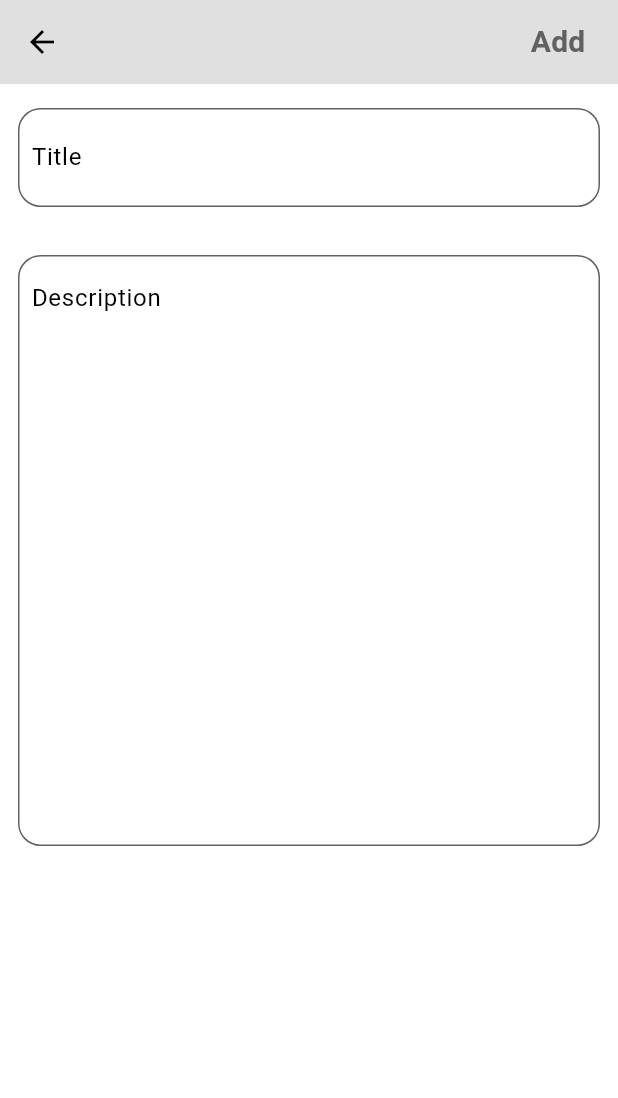
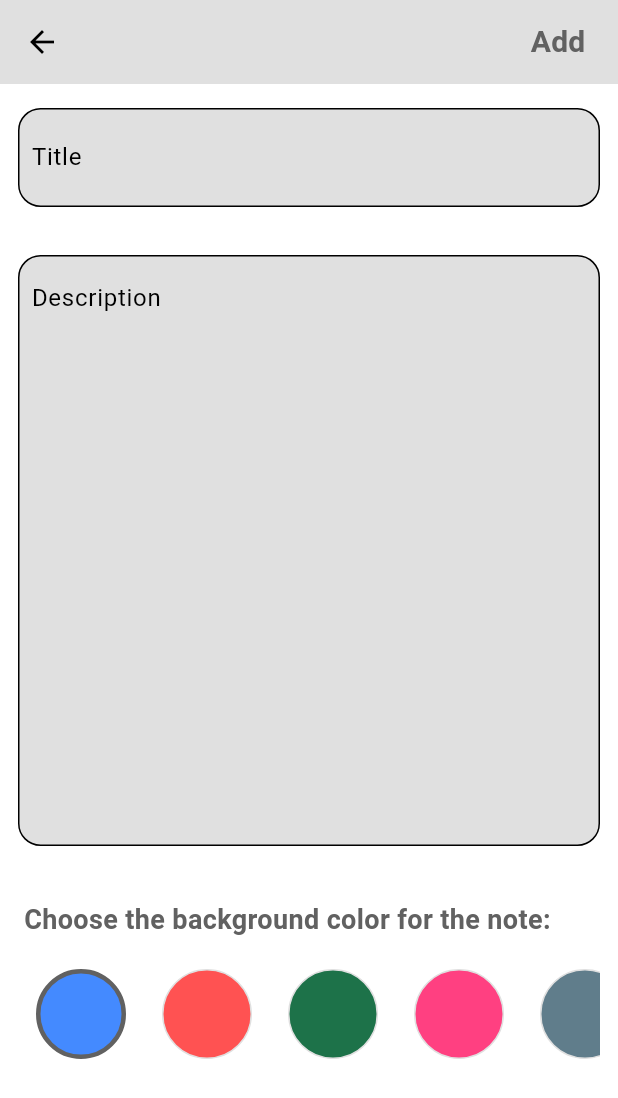
Before and after one commit to Aayush032/Notes_app, a Flutter app: the screen it shows after launch, after a tap on the "add" icon, on a phone screen of 412 x 824 dp. Shown: the top 1098 px of the screen. Run offline on Flutter 3.47's test engine with Material 3 defaults, Android fonts, the phone set to English and light mode, and no system bars; our stand-ins replace isar; accounts and stored records are empty; generated files the repository leaves out were written again.

Commit message:
Final commit

```diff
--- /dev/null
+++ b/lib/components/color_selector.dart
@@ -0,0 +1,81 @@
+import "package:flutter/material.dart";
+import "package:notes_app/theme/bg_provider.dart";
+import "package:provider/provider.dart";
+
+class CustomColorSelector extends StatefulWidget {
+  const CustomColorSelector({super.key});
+
+  @override
+  State<CustomColorSelector> createState() => _CustomColorSelectorState();
+}
+
+class _CustomColorSelectorState extends State<CustomColorSelector> {
+  int currentIndex = 0;
+  final List<Color> colorList = [
+    Colors.blueAccent,
+    Colors.redAccent,
+    const Color.fromARGB(255, 29, 114, 73),
+    Colors.pinkAccent,
+    Colors.blueGrey,
+    Colors.brown,
+  ];
+
+  @override
+  Widget build(BuildContext context) {
+    return Container(
+      margin: const EdgeInsets.symmetric(
+        horizontal: 12,
+      ),
+      width: double.infinity,
+      height: 100,
+      decoration: BoxDecoration(borderRadius: BorderRadius.circular(15)),
+      child: ListView.builder(
+          shrinkWrap: true,
+          scrollDirection: Axis.horizontal,
+          itemCount: colorList.length,
+          itemBuilder: (context, index) {
+            return InkWell(
+              borderRadius: BorderRadius.circular(50),
+              onTap: () {
+                currentIndex = index;
+                Provider.of<BackgroundProvider>(context,listen: false).changeColor(colorList[currentIndex]);
+                setState(() {});
+              },
+              child: ColorTile(
+                isActive: currentIndex == index,
+                bgColor: colorList[index],
+              ),
+            );
+          }),
+    );
+  }
+}
+
+class ColorTile extends StatelessWidget {
+  const ColorTile({
+    super.key,
+    //required this.colorList,
+    required this.isActive,
+    required this.bgColor,
+  });
+
+  // final List<Color> colorList;
+  final bool isActive;
+  final Color bgColor;
+
+  @override
+  Widget build(BuildContext context) {
+    return Container(
+      margin: const EdgeInsets.symmetric(horizontal: 12),
+      width: 60,
+      height: 60,
+      decoration: BoxDecoration(
+          color: bgColor,
+          shape: BoxShape.circle,
+          border: isActive
+              ? Border.all(color: Theme.of(context).colorScheme.inversePrimary, width: 3)
+              : Border.all(color: Theme.of(context).colorScheme.background),
+              ),
+    );
+  }
+}
--- a/lib/components/custom_textfield.dart
+++ b/lib/components/custom_textfield.dart
@@ -4,8 +4,9 @@ class CustomTextField extends StatelessWidget {
   final TextEditingController descriptionController;
   final String hintText;
   final int maxLines;
+  final Color bgColor;
 
-  const CustomTextField({super.key, required this.descriptionController, required this.hintText, required this.maxLines});
+  const CustomTextField({super.key, required this.descriptionController, required this.hintText, required this.maxLines, required this.bgColor});
 
   @override
   Widget build(BuildContext context) {
@@ -13,10 +14,11 @@ class CustomTextField extends StatelessWidget {
       margin: const EdgeInsets.symmetric(horizontal: 12, vertical: 16),
       padding: const EdgeInsets.all(8),
       decoration: BoxDecoration(
+        color: bgColor,
         border: Border.all(
-          color: Theme.of(context).colorScheme.inversePrimary
+          // color: Theme.of(context).colorScheme.inversePrimary
         ),
-        borderRadius: BorderRadius.circular(15)
+       borderRadius: BorderRadius.circular(15)
       ),
       child: TextField(
         controller: descriptionController,
@@ -24,7 +26,7 @@ class CustomTextField extends StatelessWidget {
         decoration: InputDecoration(
           hintText: hintText,
           focusedBorder: InputBorder.none,
-          enabledBorder: InputBorder.none
+          enabledBorder: InputBorder.none,
         ),
       ),
     );
--- a/lib/components/notes_tile.dart
+++ b/lib/components/notes_tile.dart
@@ -12,15 +12,23 @@ class NotesTile extends StatelessWidget {
       margin: const EdgeInsets.symmetric(horizontal: 12, vertical: 16),
       padding: const EdgeInsets.only(left: 12, right: 0, top: 15, bottom: 15),
       decoration: BoxDecoration(
-        color: Theme.of(context).colorScheme.tertiary,
-        borderRadius: BorderRadius.circular(12)
+          color: Theme.of(context).colorScheme.tertiary,
+          borderRadius: BorderRadius.circular(12)),
+      child: ListTile(
+        title: Text(
+          note.title,
+          style: TextStyle(
+              fontSize: 22,
+              color: Theme.of(context).colorScheme.inversePrimary,
+              fontWeight: FontWeight.w600
+              ),
+        ),
+        trailing: IconButton(
+            onPressed: () {
+              deleteNode();
+            },
+            icon: Icon(Icons.delete)),
       ),
-      child: ListTile(
-              title: Text(note.title),
-              trailing: IconButton(onPressed: (){
-               deleteNode();
-              }, icon: Icon(Icons.delete)),
-            ),
     );
   }
 }
--- a/lib/main.dart
+++ b/lib/main.dart
@@ -1,18 +1,23 @@
 import 'package:flutter/material.dart';
 import 'package:notes_app/models/note_database.dart';
 import 'package:notes_app/pages/notes_page.dart';
+import 'package:notes_app/theme/bg_provider.dart';
 import 'package:notes_app/theme/theme_provider.dart';
 import 'package:provider/provider.dart';
 
 void main() async {
   WidgetsFlutterBinding.ensureInitialized();
   await NoteDatabase.initialize();
-  runApp(MultiProvider(providers: [
+  runApp(MultiProvider(
+    providers: [
       ChangeNotifierProvider(
         create: (context) => NoteDatabase(),
       ),
       ChangeNotifierProvider(
         create: (context) => ThemeProvider(),
+      ),
+      ChangeNotifierProvider(
+        create: (context) => BackgroundProvider(),
       ),
     ],
     child: const MyApp(),
--- a/lib/pages/new_note_page.dart
+++ b/lib/pages/new_note_page.dart
@@ -1,7 +1,9 @@
 import 'package:flutter/material.dart';
+import 'package:notes_app/components/color_selector.dart';
 import 'package:notes_app/components/custom_textfield.dart';
 
 import 'package:notes_app/models/note_database.dart';
+import 'package:notes_app/theme/bg_provider.dart';
 import 'package:provider/provider.dart';
 
 class NewNotePage extends StatefulWidget {
@@ -15,7 +17,6 @@ class _NewNotePageState extends State<NewNotePage> {
   String title = "";
   final TextEditingController titleController = TextEditingController();
   final TextEditingController descriptionController = TextEditingController();
-
 
   @override
   Widget build(BuildContext context) {
@@ -37,7 +38,8 @@ class _NewNotePageState extends State<NewNotePage> {
             child: TextButton(
                 onPressed: () {
                   //Add to database
-                  context.read<NoteDatabase>().addNewNote(titleController.text, descriptionController.text);
+                  context.read<NoteDatabase>().addNewNote(
+                      titleController.text, descriptionController.text);
                   Navigator.of(context).pop();
                 },
                 child: Text(
@@ -45,22 +47,47 @@ class _NewNotePageState extends State<NewNotePage> {
                   style: TextStyle(
                       color: Theme.of(context).colorScheme.inversePrimary,
                       fontSize: 20,
-                      fontWeight: FontWeight.bold
-                      ),
+                      fontWeight: FontWeight.bold),
                 )),
           )
         ],
       ),
       body: SingleChildScrollView(
+        scrollDirection: Axis.vertical,
         child: Column(
+          mainAxisAlignment: MainAxisAlignment.start,
+          crossAxisAlignment: CrossAxisAlignment.start,
           children: [
             //Title field
             CustomTextField(
-                descriptionController: titleController, hintText: "Title", maxLines: 1,),
+              descriptionController: titleController,
+              hintText: "Title",
+              maxLines: 1,
+              bgColor: Provider.of<BackgroundProvider>(context).bgColor,
+            ),
 
             //Description field
             CustomTextField(
-                descriptionController: descriptionController, hintText: "Description", maxLines: 15,),
+              descriptionController: descriptionController,
+              hintText: "Description",
+              maxLines: 15,
+              bgColor: Provider.of<BackgroundProvider>(context).bgColor,
+            ),
+            const SizedBox(
+              height: 20,
+            ),
+            Padding(
+              padding: const EdgeInsets.only(left: 16.0),
+              child: Text(
+                "Choose the background color for the note:",
+                style: TextStyle(
+                    color: Theme.of(context).colorScheme.inversePrimary,
+                    fontSize: 18,
+                    fontWeight: FontWeight.w600
+                    ),
+              ),
+            ),
+            CustomColorSelector(),
           ],
         ),
       ),
--- a/lib/pages/update_and_view_page.dart
+++ b/lib/pages/update_and_view_page.dart
@@ -2,6 +2,7 @@ import 'package:flutter/material.dart';
 import 'package:notes_app/components/custom_textfield.dart';
 import 'package:notes_app/models/note.dart';
 import 'package:notes_app/models/note_database.dart';
+import 'package:notes_app/theme/bg_provider.dart';
 import 'package:provider/provider.dart';
 
 class UpdateAndViewPage extends StatefulWidget {
@@ -35,7 +36,7 @@ class _UpdateAndViewPageState extends State<UpdateAndViewPage> {
               onPressed: () {
                 updateNotes(widget.note);
               },
-              child: Text("Update"),
+              child: Text("Update", style: TextStyle(color: Theme.of(context).colorScheme.inversePrimary, fontSize: 18),),
             ),
           )
         ],
@@ -45,11 +46,11 @@ class _UpdateAndViewPageState extends State<UpdateAndViewPage> {
           children: [
               //Title field
               CustomTextField(
-                  descriptionController: titleController, hintText: "Title", maxLines: 1,),
+                  descriptionController: titleController, hintText: "Title", maxLines: 1, bgColor: Provider.of<BackgroundProvider>(context).bgColor,),
 
               //Description field
               CustomTextField(
-                  descriptionController: descriptionController, hintText: "Description", maxLines: 15,),
+                  descriptionController: descriptionController, hintText: "Description", maxLines: 15,bgColor: Provider.of<BackgroundProvider>(context).bgColor,),
           ],
         ),
       ),
--- /dev/null
+++ b/lib/theme/bg_provider.dart
@@ -0,0 +1,21 @@
+import 'package:flutter/material.dart';
+import 'package:notes_app/theme/light_theme.dart';
+
+class BackgroundProvider extends ChangeNotifier{
+    Color _bgColor = lightTheme.colorScheme.background;
+
+
+    //Getter that return the current value of the color
+    Color get bgColor => _bgColor;
+
+    //Setter that sets the selected value to the background color
+    set bgColor(Color bgColor){
+      _bgColor = bgColor;
+      notifyListeners();
+    }
+
+    //function that provides color to the setter
+    void changeColor(Color selectedColor){
+      bgColor = selectedColor;
+    }
+}
```
Lines whose indentation alone changed are shown as unchanged.
